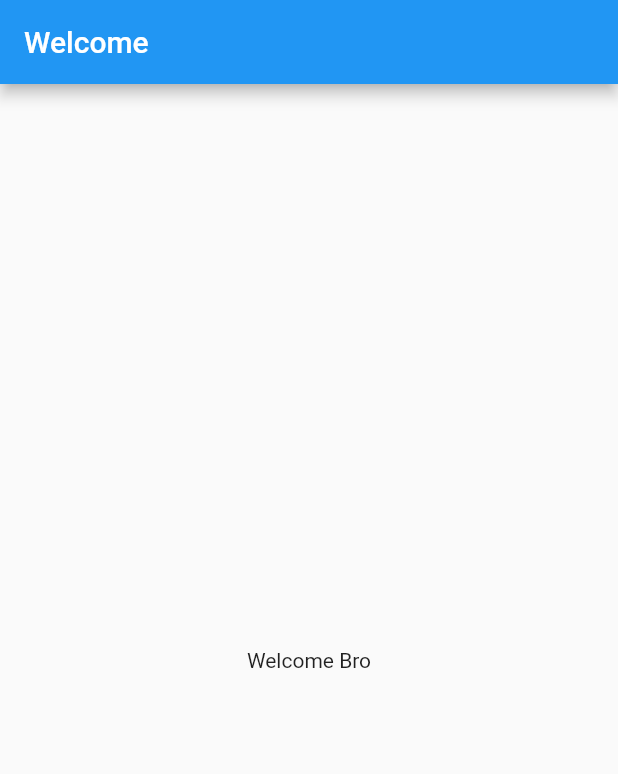
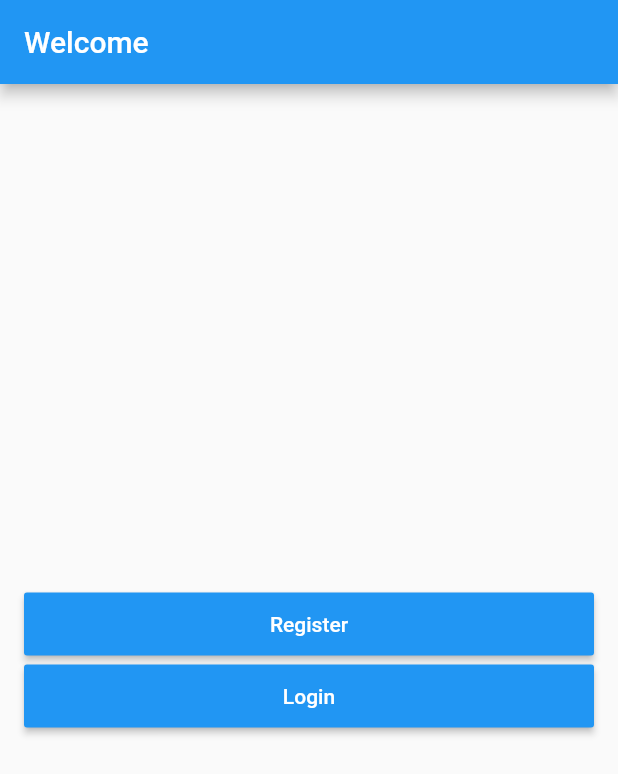
Before and after one commit to codewithihwan/chat-skuy, a Flutter app: the screen it shows after launch, on a phone screen of 412 x 824 dp. Shown: the top 774 px of the screen. Run offline on Flutter 3.47's test engine with Material 2 defaults, Android fonts, the phone set to English and light mode, and no system bars.

Commit message:
design welcome screen

```diff
--- a/lib/ui/welcome_screen.dart
+++ b/lib/ui/welcome_screen.dart
@@ -12,7 +12,37 @@ class _WelcomeScreenState extends State<WelcomeScreen> {
       appBar: AppBar(
         title: Text('Welcome'),
       ),
-      body: Center(child: Text('Welcome Bro')),
+      body: Padding(
+        padding: const EdgeInsets.symmetric(horizontal: 16.0),
+        child: Column(
+          mainAxisAlignment: MainAxisAlignment.center,
+          crossAxisAlignment: CrossAxisAlignment.stretch,
+          children: <Widget>[
+            MaterialButton(
+                minWidth: 200.0,
+                height: 42.0,
+                child: Text(
+                  'Register',
+                  style: TextStyle(color: Colors.white),
+                ),
+                color: Colors.blue,
+                onPressed: () {
+                  Navigator.pushNamed(context, "register");
+                }),
+            MaterialButton(
+                minWidth: 200.0,
+                height: 42.0,
+                child: Text(
+                  'Login',
+                  style: TextStyle(color: Colors.white),
+                ),
+                color: Colors.blue,
+                onPressed: () {
+                  Navigator.pushNamed(context, "/login");
+                }),
+          ],
+        ),
+      ),
     );
   }
 }
```
